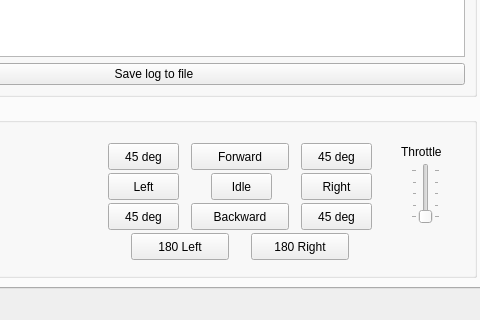
This is montibot-ros-pkg/monti_gui/ui/main_window.ui in mikejanov/NU-electric-canary as Qt 5 draws it before an edit; both pictures show x 189 to 669 and y 406 to 726 of the 1017 by 726 pixel window. The edited form follows.
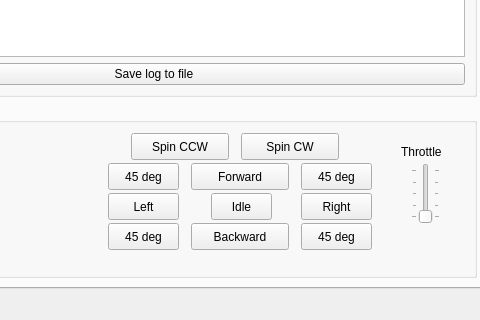
This is the edited form. Icons and pictures are not drawn.

Commit message: GUI Updates to the spin CW and spin CCW buttons

Diff of the .ui file:
```diff
--- a/montibot-ros-pkg/monti_gui/ui/main_window.ui
+++ b/montibot-ros-pkg/monti_gui/ui/main_window.ui
@@ -134,7 +134,7 @@
            <property name="geometry">
             <rect>
              <x>277</x>
-             <y>70</y>
+             <y>90</y>
              <width>71</width>
              <height>27</height>
             </rect>
@@ -181,7 +181,7 @@
            <property name="geometry">
             <rect>
              <x>277</x>
-             <y>40</y>
+             <y>60</y>
              <width>71</width>
              <height>27</height>
             </rect>
@@ -197,7 +197,7 @@
            <property name="geometry">
             <rect>
              <x>360</x>
-             <y>100</y>
+             <y>120</y>
              <width>98</width>
              <height>27</height>
             </rect>
@@ -213,7 +213,7 @@
            <property name="geometry">
             <rect>
              <x>360</x>
-             <y>40</y>
+             <y>60</y>
              <width>98</width>
              <height>27</height>
             </rect>
@@ -229,7 +229,7 @@
            <property name="geometry">
             <rect>
              <x>470</x>
-             <y>100</y>
+             <y>120</y>
              <width>71</width>
              <height>27</height>
             </rect>
@@ -245,7 +245,7 @@
            <property name="geometry">
             <rect>
              <x>470</x>
-             <y>40</y>
+             <y>60</y>
              <width>71</width>
              <height>27</height>
             </rect>
@@ -261,13 +261,13 @@
            <property name="geometry">
             <rect>
              <x>300</x>
-             <y>130</y>
+             <y>30</y>
              <width>98</width>
              <height>27</height>
             </rect>
            </property>
            <property name="text">
-            <string>180 Left</string>
+            <string>Spin CCW</string>
            </property>
            <property name="shortcut">
             <string>Back</string>
@@ -277,7 +277,7 @@
            <property name="geometry">
             <rect>
              <x>380</x>
-             <y>70</y>
+             <y>90</y>
              <width>61</width>
              <height>27</height>
             </rect>
@@ -293,7 +293,7 @@
            <property name="geometry">
             <rect>
              <x>470</x>
-             <y>70</y>
+             <y>90</y>
              <width>71</width>
              <height>27</height>
             </rect>
@@ -308,14 +308,14 @@
           <widget class="QPushButton" name="pushButton_180_r">
            <property name="geometry">
             <rect>
-             <x>420</x>
-             <y>130</y>
+             <x>410</x>
+             <y>30</y>
              <width>98</width>
              <height>27</height>
             </rect>
            </property>
            <property name="text">
-            <string>180 Right</string>
+            <string>Spin CW</string>
            </property>
            <property name="shortcut">
             <string>Forward</string>
@@ -325,7 +325,7 @@
            <property name="geometry">
             <rect>
              <x>277</x>
-             <y>100</y>
+             <y>120</y>
              <width>71</width>
              <height>27</height>
             </rect>
```
The commit also changes 2 other files.
